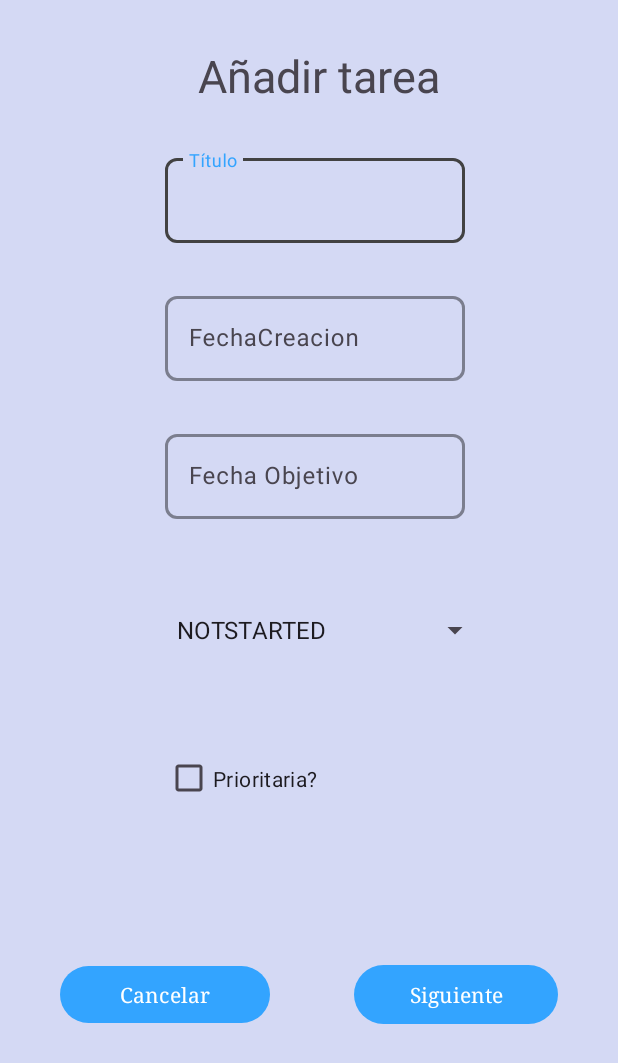
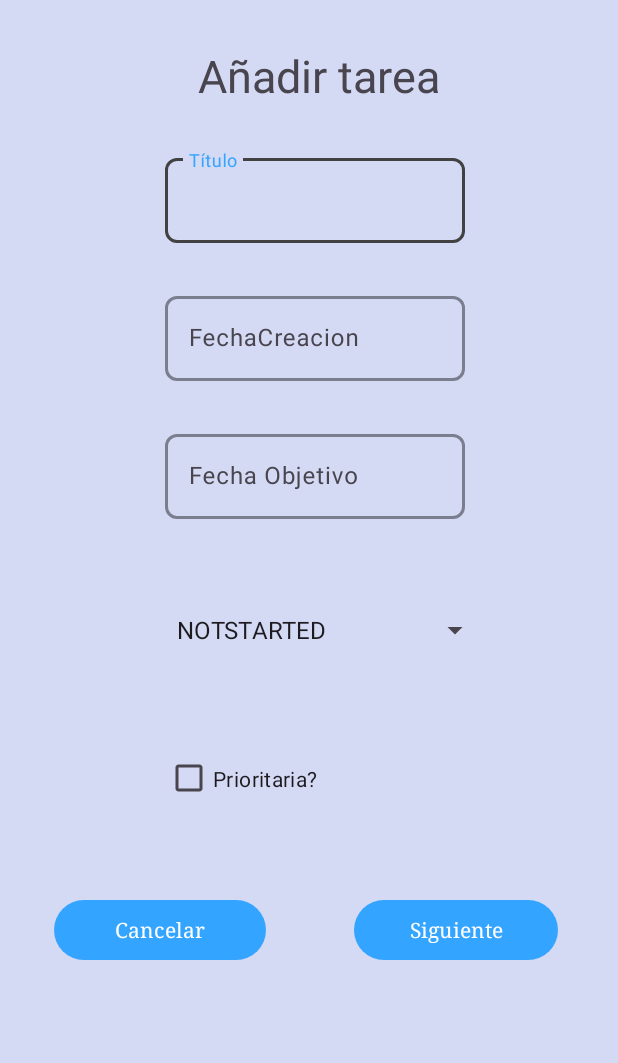
Before and after one commit to rubendd/TrassTarea, an Android app: the CreateTaskFragment screen opened directly, with no data from a screen before it, on a phone screen of 412 x 824 dp. Shown: the top 1063 px of the screen. Run offline under Robolectric (Android 15) with nearby library versions, the phone set to English and light mode, and no system bars; Roboto replaces fonts that are not available here.

Commit message:
Ya esta creo que sea lo que dios quiera

```diff
--- a/app/src/main/res/layout/create_task.xml
+++ b/app/src/main/res/layout/create_task.xml
@@ -124,10 +124,10 @@
 
             <Button
                 android:id="@+id/cancelar"
-                android:layout_width="140dp"
-                android:layout_height="46dp"
-                android:layout_marginStart="40dp"
-                android:layout_marginTop="96dp"
+                android:layout_width="141dp"
+                android:layout_height="wrap_content"
+                android:layout_marginStart="36dp"
+                android:layout_marginTop="52dp"
                 android:fontFamily="serif"
                 android:text="@string/cancelar"
                 app:layout_constraintStart_toStartOf="parent"
@@ -136,7 +136,7 @@
             <Button
                 android:id="@+id/siguiente"
                 android:layout_width="136dp"
-                android:layout_height="47dp"
+                android:layout_height="wrap_content"
                 android:layout_marginEnd="40dp"
                 android:fontFamily="serif"
                 android:text="@string/siguiente"
```
